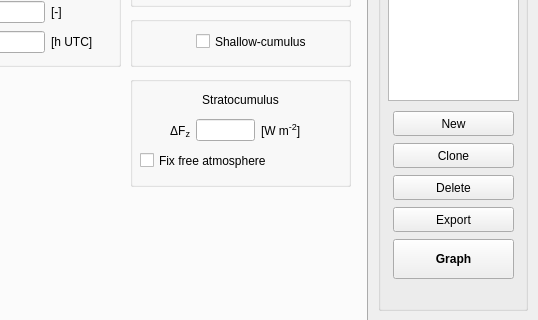
First picture: the form in mainwindow.ui, repository classmodel/modelgui, before the edit; both pictures show x 112 to 650 and y 169 to 489 of the 650 by 630 pixel window.
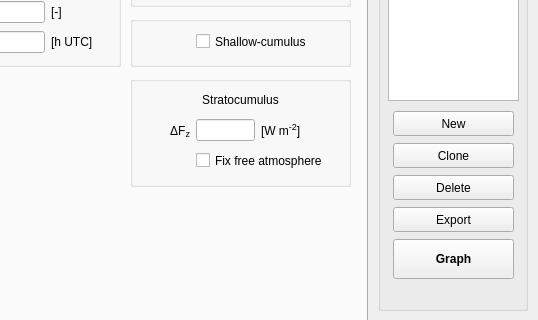
Second picture: the form after the edit. The open tabs and pages were chosen to show the change.

Commit message: Fixed subscripts 'v', also missing in XP

```diff
--- a/mainwindow.ui
+++ b/mainwindow.ui
@@ -2443,7 +2443,7 @@
           </property>
          </widget>
         </item>
-        <item row="2" column="0" colspan="3">
+        <item row="2" column="1" colspan="2">
          <widget class="QCheckBox" name="sw_ftcws">
           <property name="minimumSize">
            <size>
```
The commit also changes 1 other file.
